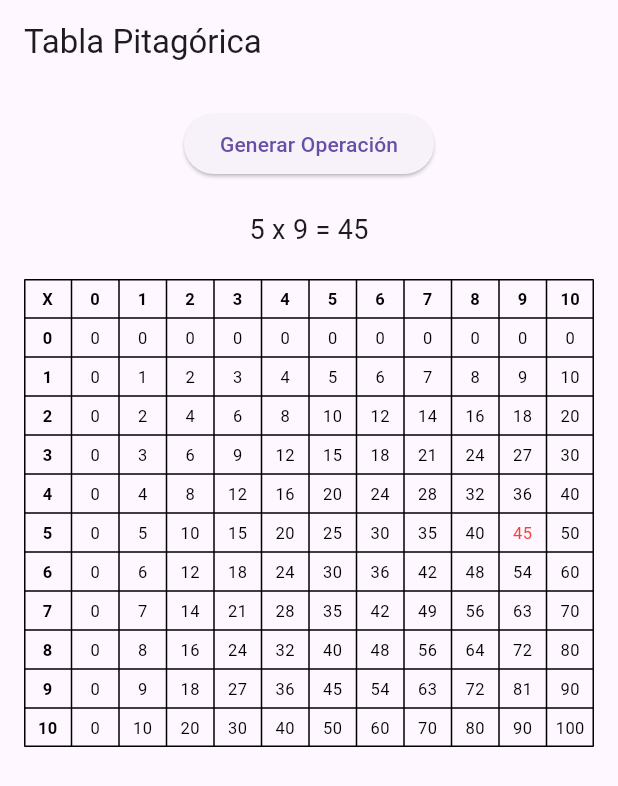
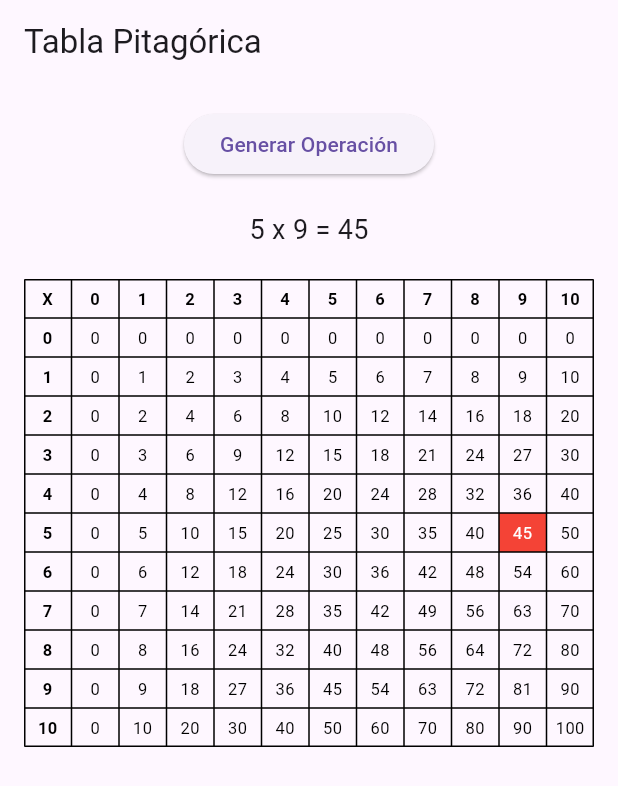
Before and after one commit to martinschipani/Tabla-pitagorica, a Flutter app: the screen it shows after launch, after a tap on "Generar Operación", on a phone screen of 412 x 824 dp. Shown: the top 786 px of the screen. Run offline on Flutter 3.47's test engine with Material 3 defaults, Android fonts, the phone set to English and light mode, and no system bars.

Commit message:
Correcion de colores
Ahora lo que se pintan son las celdas.

```diff
--- a/tabla_pitagorica/lib/views/pythagorean_table_view.dart
+++ b/tabla_pitagorica/lib/views/pythagorean_table_view.dart
@@ -1,13 +1,14 @@
 import 'package:flutter/material.dart';
+import 'package:tabla_pitagorica/views/random_operation_button_view.dart';
 import '../controllers/pythagorean_table_controller.dart';
-import 'random_operation_button_view.dart';
 import '../controllers/random_operation_button_controller.dart';
+
 
 class PythagoreanTableView extends StatefulWidget {
   final PythagoreanTableController controller;
   final int tableSize;
 
-  PythagoreanTableView({required this.controller, required this.tableSize});
+  PythagoreanTableView({Key? key, required this.controller, required this.tableSize}) : super(key: key);
 
   @override
   _PythagoreanTableViewState createState() => _PythagoreanTableViewState();
@@ -69,7 +70,8 @@ class _PythagoreanTableViewState extends State<PythagoreanTableView> {
   }
 
   Widget _buildCell(String content, bool isBold, bool isHighlighted) {
-    return Padding(
+    return Container(
+      color: isHighlighted ? Colors.red : Colors.transparent,
       padding: const EdgeInsets.all(5.0),
       child: Center(
         child: Text(
@@ -77,7 +79,7 @@ class _PythagoreanTableViewState extends State<PythagoreanTableView> {
           style: TextStyle(
             fontWeight: isBold ? FontWeight.bold : FontWeight.normal,
             fontSize: 11,
-            color: isHighlighted ? Colors.red : Colors.black, // Cambiar color si está resaltado
+            color: isHighlighted ? Colors.white : Colors.black,
           ),
           textAlign: TextAlign.center,
         ),
```
